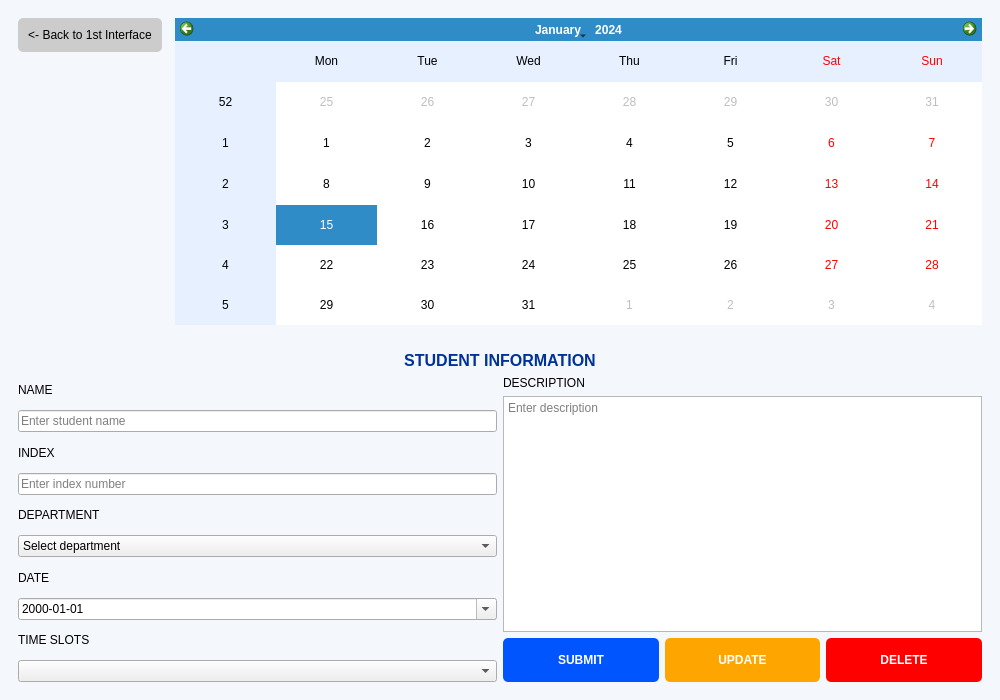
Above: mainwindow.ui from PPAS-Rashmika/SYNCLAB-Centralized-Workshop-Laboratory-Allocation-Platform before the change. Below: the same form after it.
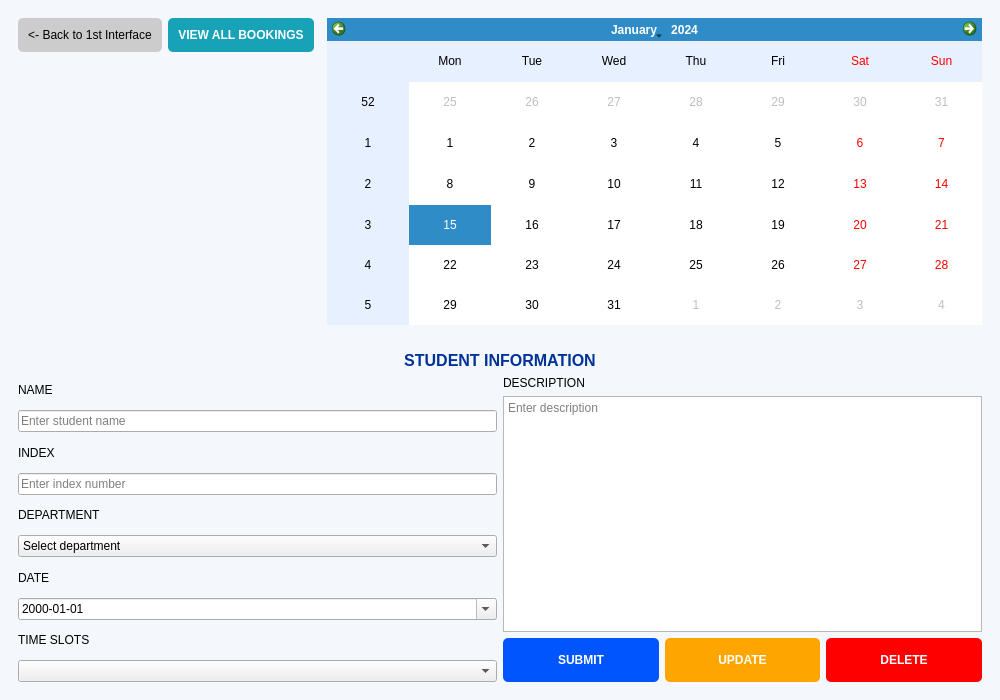
That is the form after the change. The open tabs and pages were chosen to show the change.

Diff of the .ui file:
```diff
--- a/mainwindow.ui
+++ b/mainwindow.ui
@@ -68,6 +68,15 @@
             </property>
            </widget>
           </item>
+          
+          <!-- අලුතින් එක් කළ Button එක -->
+          <item alignment="Qt::AlignTop">
+           <widget class="QPushButton" name="viewRecordsBtn">
+            <property name="text"><string>VIEW ALL BOOKINGS</string></property>
+            <property name="styleSheet"><string>padding: 10px; background-color: #17a2b8; color: white; border-radius: 5px; font-weight: bold;</string></property>
+           </widget>
+          </item>
+          
           <item>
            <spacer name="horizontalSpacer">
             <property name="orientation">
```
Left out of the diff: 180 changed lines with no effect on the pictures.
